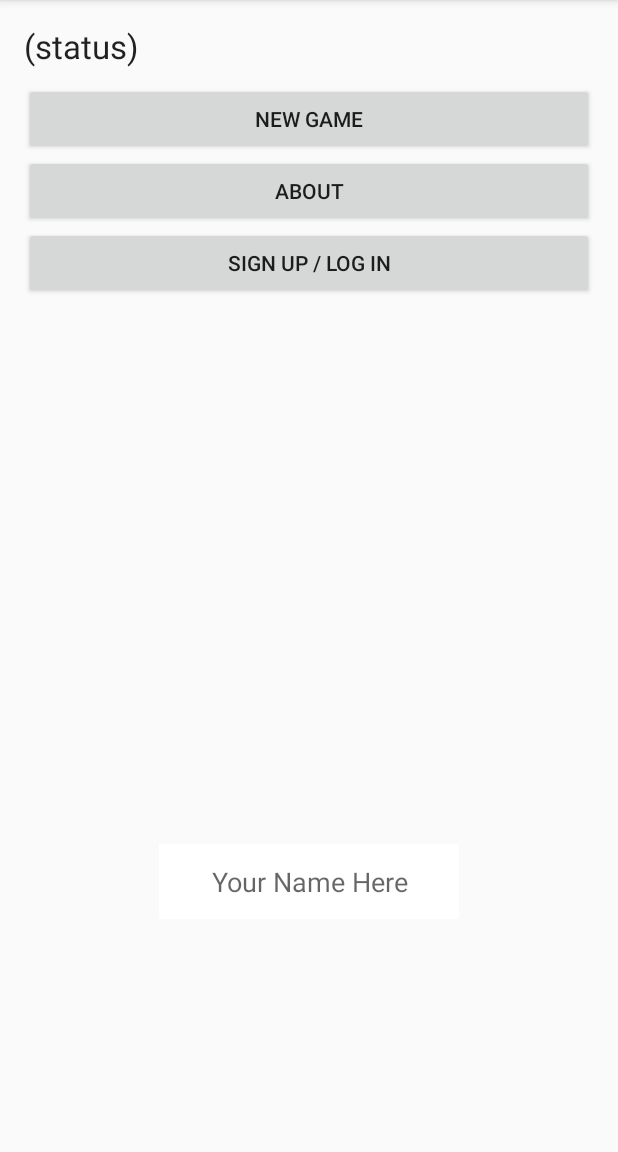
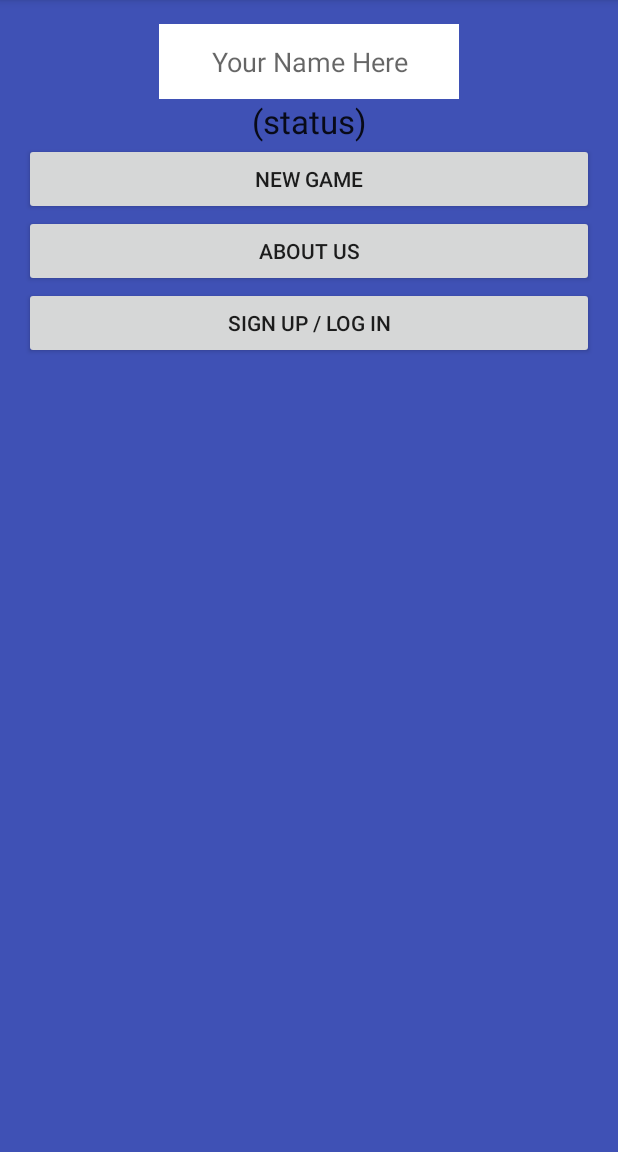
Before and after one commit to bytao7mao/ZombieTextGame, an Android app: the screen it shows after launch (MainActivity), on a phone screen of 412 x 824 dp, the part 84-1236 px from its top. Run offline under Robolectric (Android 15) with nearby library versions, the phone set to English and light mode, and no system bars; 7 statements that could not run were skipped.

Commit message:
customizare xml 1.0v

```diff
--- a/app/src/main/res/layout/activity_main.xml
+++ b/app/src/main/res/layout/activity_main.xml
@@ -7,33 +7,36 @@
     android:paddingLeft="@dimen/activity_horizontal_margin"
     android:paddingRight="@dimen/activity_horizontal_margin"
     android:paddingTop="@dimen/activity_vertical_margin"
+    android:background="@color/colorPrimary"
     tools:context=".MainActivity">
+
+    <Button
+        android:id="@+id/newGamebtn"
+        android:layout_width="match_parent"
+        android:layout_height="wrap_content"
+        android:layout_alignParentLeft="true"
+        android:layout_alignParentStart="true"
+        android:layout_below="@+id/tvStatus"
+        android:text="New Game" />
 
     <Button
         android:layout_width="match_parent"
         android:layout_height="wrap_content"
-        android:text="New Game"
-        android:id="@+id/newGamebtn"
-        android:layout_below="@+id/tvStatus"
-        android:layout_alignParentLeft="true" />
-
-    <Button
-        android:layout_width="match_parent"
-        android:layout_height="wrap_content"
-        android:text="About"
+        android:text="About us"
         android:id="@+id/btn2"
         android:layout_below="@+id/newGamebtn"
         android:layout_alignParentLeft="true" />
 
     <TextView
+        android:id="@+id/tvStatus"
         android:layout_width="match_parent"
         android:layout_height="wrap_content"
-        android:textAppearance="?android:attr/textAppearanceLarge"
+        android:layout_alignParentLeft="true"
+        android:layout_alignParentStart="true"
+        android:layout_below="@+id/editTxt"
         android:text="(status)"
-        android:id="@+id/tvStatus"
-        android:layout_alignParentTop="true"
-        android:layout_alignParentLeft="true"
-        android:layout_marginBottom="10dp" />
+        android:gravity="center"
+        android:textAppearance="?android:attr/textAppearanceLarge" />
 
     <Button
         android:layout_width="match_parent"
@@ -57,9 +60,8 @@
         style="@style/Widget.AppCompat.EditText"
         android:layout_width="200dp"
         android:layout_height="50dp"
-        android:layout_above="@+id/btnPromo"
+        android:layout_alignParentTop="true"
         android:layout_centerHorizontal="true"
-        android:layout_marginBottom="91dp"
         android:background="@android:color/white"
         android:gravity="center"
         android:hint="Your Name Here"
```
